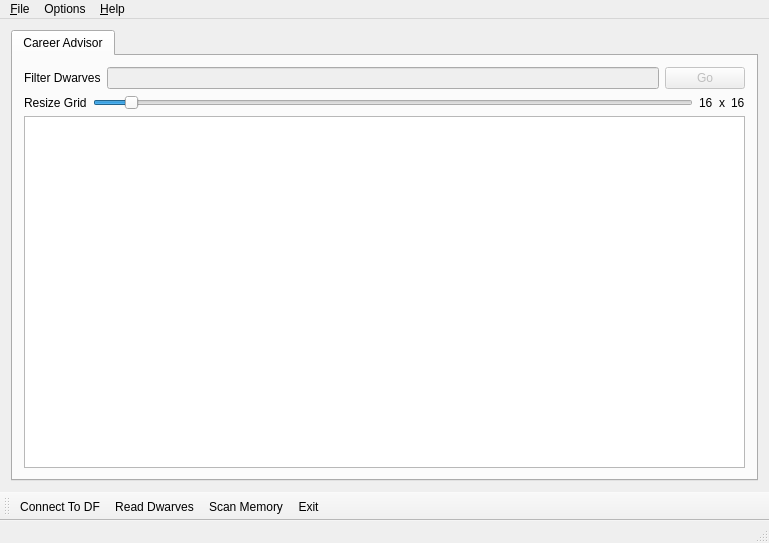
Qt form ui/mainwindow.ui (BlessedHeretic/dwarf-therapist-1) before a commit.
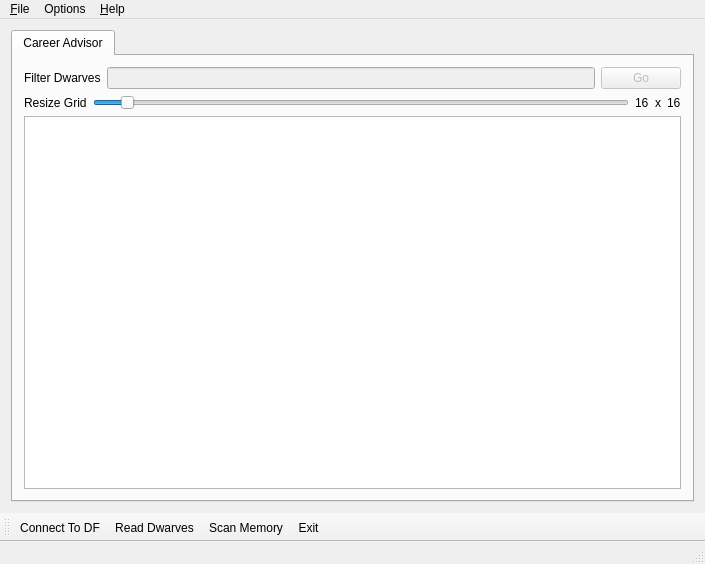
The same form after that commit. Icons and pictures are not drawn. Custom widgets are drawn as their Qt base class.

Commit message:
* added some experiments for grouping dwarves by various things like profession   * tryed doing the StateTableView as a QTree and QGraphicsView (nothing looks right, just yet)
extra : convert_revision : svn%3A82f7e2ee-17d4-4d33-8270-8034ddbaea07/trunk%4015

What changed in the file:
```diff
--- a/ui/mainwindow.ui
+++ b/ui/mainwindow.ui
@@ -6,8 +6,8 @@
    <rect>
     <x>0</x>
     <y>0</y>
-    <width>769</width>
-    <height>543</height>
+    <width>705</width>
+    <height>564</height>
    </rect>
   </property>
   <property name="windowTitle">
@@ -131,8 +131,13 @@
             <pointsize>8</pointsize>
            </font>
           </property>
-          <property name="midLineWidth">
-           <number>2</number>
+          <property name="styleSheet">
+           <string>QTreeView::item {
+	border: 1px solid #333333;
+	padding: 2px;
+	margin: 0px;
+	spacing: 0px;
+}</string>
           </property>
           <property name="editTriggers">
            <set>QAbstractItemView::NoEditTriggers</set>
@@ -140,35 +145,29 @@
           <property name="alternatingRowColors">
            <bool>true</bool>
           </property>
-          <property name="selectionMode">
-           <enum>QAbstractItemView::SingleSelection</enum>
+          <property name="indentation">
+           <number>12</number>
           </property>
-          <property name="selectionBehavior">
-           <enum>QAbstractItemView::SelectRows</enum>
+          <property name="rootIsDecorated">
+           <bool>true</bool>
           </property>
-          <property name="gridStyle">
-           <enum>Qt::SolidLine</enum>
+          <property name="uniformRowHeights">
+           <bool>false</bool>
           </property>
           <property name="sortingEnabled">
            <bool>true</bool>
           </property>
-          <property name="cornerButtonEnabled">
+          <property name="animated">
            <bool>false</bool>
           </property>
-          <attribute name="horizontalHeaderVisible">
-           <bool>false</bool>
-          </attribute>
-          <attribute name="horizontalHeaderDefaultSectionSize">
-           <number>16</number>
-          </attribute>
-          <attribute name="horizontalHeaderShowSortIndicator" stdset="0">
+          <property name="headerHidden">
            <bool>true</bool>
-          </attribute>
-          <attribute name="verticalHeaderVisible">
+          </property>
+          <property name="expandsOnDoubleClick">
            <bool>false</bool>
-          </attribute>
-          <attribute name="verticalHeaderDefaultSectionSize">
-           <number>16</number>
+          </property>
+          <attribute name="headerVisible">
+           <bool>false</bool>
           </attribute>
          </widget>
         </item>
@@ -183,7 +182,7 @@
     <rect>
      <x>0</x>
      <y>0</y>
-     <width>769</width>
+     <width>705</width>
      <height>22</height>
     </rect>
    </property>
@@ -320,8 +319,8 @@
  <customwidgets>
   <customwidget>
    <class>StateTableView</class>
-   <extends>QTableView</extends>
-   <header location="global">statetableview.h</header>
+   <extends>QTreeView</extends>
+   <header>statetableview.h</header>
    <slots>
     <slot>filter_dwarves(QString)</slot>
     <slot>set_grid_size(int)</slot>
```
Left out of the diff: 62 changed lines with no effect on the pictures. The commit also changes 8 other files.
